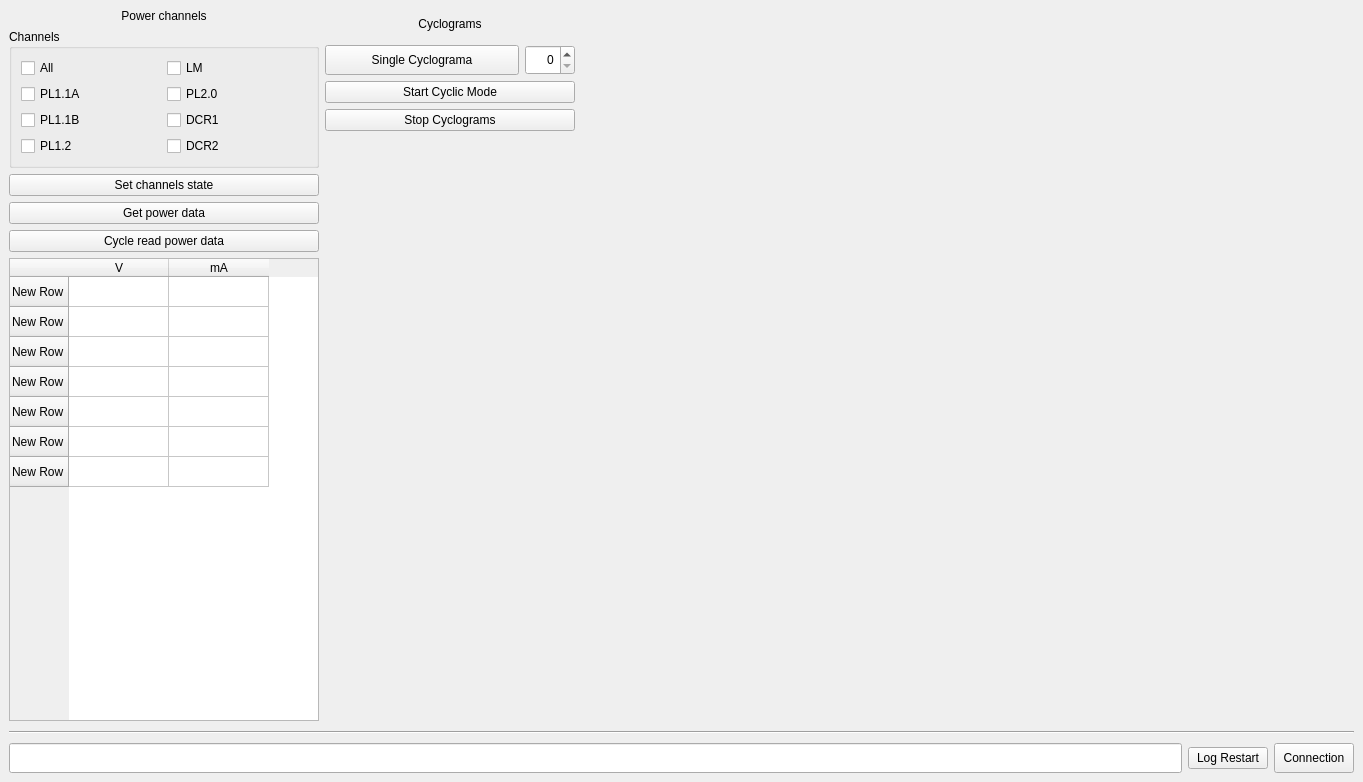
a-styuf/lm_debug_client, file main_win.ui: the form before one commit.
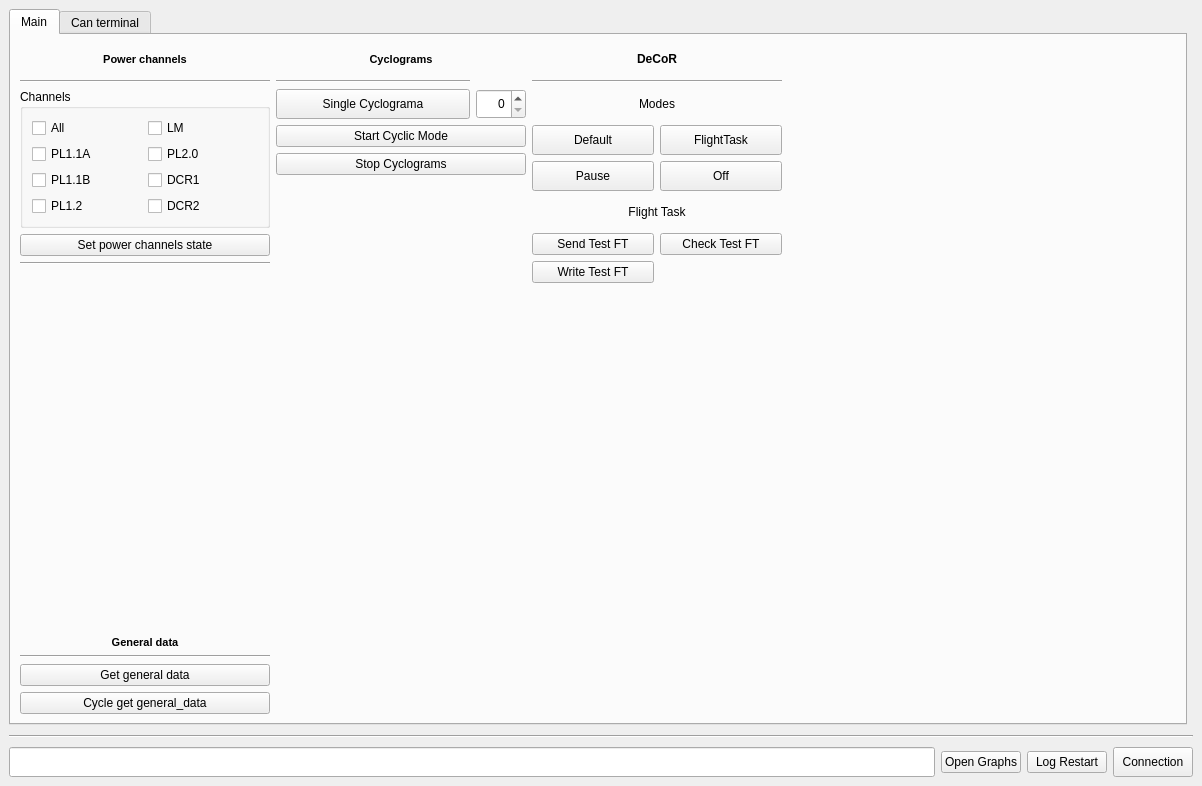
The form after the commit.

```diff
--- a/main_win.ui
+++ b/main_win.ui
@@ -6,8 +6,8 @@
    <rect>
     <x>0</x>
     <y>0</y>
-    <width>1363</width>
-    <height>782</height>
+    <width>1202</width>
+    <height>786</height>
    </rect>
   </property>
   <property name="windowTitle">
@@ -15,7 +15,26 @@
   </property>
   <widget class="QWidget" name="centralwidget">
    <layout class="QGridLayout" name="gridLayout_2">
-    <item row="2" column="1" colspan="3">
+    <item row="1" column="1" colspan="2">
+     <widget class="Line" name="line">
+      <property name="sizePolicy">
+       <sizepolicy hsizetype="MinimumExpanding" vsizetype="Fixed">
+        <horstretch>0</horstretch>
+        <verstretch>0</verstretch>
+       </sizepolicy>
+      </property>
+      <property name="minimumSize">
+       <size>
+        <width>0</width>
+        <height>10</height>
+       </size>
+      </property>
+      <property name="orientation">
+       <enum>Qt::Horizontal</enum>
+      </property>
+     </widget>
+    </item>
+    <item row="2" column="1" colspan="2">
      <layout class="QHBoxLayout" name="horizontalLayout">
       <item>
        <widget class="QLineEdit" name="statusLEdit">
@@ -33,6 +52,13 @@
         </property>
        </widget>
       </item>
+      <item>
+       <widget class="QPushButton" name="openGraphPButton">
+        <property name="text">
+         <string>Open Graphs</string>
+        </property>
+       </widget>
+      </item>
       <item>
        <widget class="QPushButton" name="logRestartPButt">
         <property name="text">
@@ -55,26 +81,17 @@
       </item>
      </layout>
     </item>
-    <item row="1" column="1" colspan="3">
-     <widget class="Line" name="line">
-      <property name="sizePolicy">
-       <sizepolicy hsizetype="MinimumExpanding" vsizetype="Fixed">
-        <horstretch>0</horstretch>
-        <verstretch>0</verstretch>
-       </sizepolicy>
-      </property>
-      <property name="minimumSize">
-       <size>
-        <width>0</width>
-        <height>10</height>
-       </size>
-      </property>
-      <property name="orientation">
-       <enum>Qt::Horizontal</enum>
-      </property>
-     </widget>
-    </item>
     <item row="0" column="1">
+     <widget class="QTabWidget" name="tabWidget">
+      <property name="currentIndex">
+       <number>0</number>
+      </property>
+      <widget class="QWidget" name="mainTab">
+       <attribute name="title">
+        <string>Main</string>
+       </attribute>
+       <layout class="QHBoxLayout" name="horizontalLayout_2">
+        <item>
      <layout class="QVBoxLayout" name="verticalLayout">
       <item>
        <widget class="QLabel" name="label">
@@ -84,6 +101,19 @@
           <verstretch>0</verstretch>
          </sizepolicy>
         </property>
+            <property name="minimumSize">
+             <size>
+              <width>0</width>
+              <height>30</height>
+             </size>
+            </property>
+            <property name="font">
+             <font>
+              <pointsize>8</pointsize>
+              <weight>75</weight>
+              <bold>true</bold>
+             </font>
+            </property>
         <property name="text">
          <string>Power channels</string>
         </property>
@@ -92,6 +122,13 @@
         </property>
        </widget>
       </item>
+          <item>
+           <widget class="Line" name="line_4">
+            <property name="orientation">
+             <enum>Qt::Horizontal</enum>
+            </property>
+           </widget>
+          </item>
       <item>
        <widget class="QGroupBox" name="channelGrBox">
         <property name="sizePolicy">
@@ -100,6 +137,12 @@
           <verstretch>0</verstretch>
          </sizepolicy>
         </property>
+            <property name="minimumSize">
+             <size>
+              <width>250</width>
+              <height>0</height>
+             </size>
+            </property>
         <property name="title">
          <string>Channels</string>
         </property>
@@ -172,128 +215,86 @@
          </sizepolicy>
         </property>
         <property name="text">
-         <string>Set channels state</string>
+             <string>Set power channels state</string>
         </property>
        </widget>
       </item>
       <item>
-       <widget class="QPushButton" name="pwrDataGetPButton">
-        <property name="sizePolicy">
-         <sizepolicy hsizetype="Minimum" vsizetype="Fixed">
-          <horstretch>0</horstretch>
-          <verstretch>0</verstretch>
-         </sizepolicy>
-        </property>
-        <property name="text">
-         <string>Get power data</string>
-        </property>
-       </widget>
-      </item>
-      <item>
-       <widget class="QPushButton" name="cycleReadPWRDataPButton">
-        <property name="text">
-         <string>Cycle read power data</string>
-        </property>
-       </widget>
-      </item>
-      <item>
-       <widget class="QTableWidget" name="pwrDataTWidget">
-        <property name="sizePolicy">
-         <sizepolicy hsizetype="Minimum" vsizetype="MinimumExpanding">
-          <horstretch>0</horstretch>
-          <verstretch>0</verstretch>
-         </sizepolicy>
-        </property>
-        <property name="minimumSize">
-         <size>
-          <width>310</width>
-          <height>0</height>
-         </size>
-        </property>
-        <property name="maximumSize">
-         <size>
-          <width>9999</width>
-          <height>9999</height>
-         </size>
-        </property>
-        <property name="horizontalScrollBarPolicy">
-         <enum>Qt::ScrollBarAlwaysOff</enum>
-        </property>
-        <attribute name="horizontalHeaderDefaultSectionSize">
-         <number>100</number>
-        </attribute>
-        <row>
-         <property name="text">
-          <string>New Row</string>
-         </property>
-        </row>
-        <row>
-         <property name="text">
-          <string>New Row</string>
-         </property>
-        </row>
-        <row>
-         <property name="text">
-          <string>New Row</string>
-         </property>
-        </row>
-        <row>
-         <property name="text">
-          <string>New Row</string>
-         </property>
-        </row>
-        <row>
-         <property name="text">
-          <string>New Row</string>
-         </property>
-        </row>
-        <row>
-         <property name="text">
-          <string>New Row</string>
-         </property>
-        </row>
-        <row>
-         <property name="text">
-          <string>New Row</string>
-         </property>
-        </row>
-        <column>
-         <property name="text">
-          <string>V</string>
-         </property>
-        </column>
-        <column>
-         <property name="text">
-          <string>mA</string>
-         </property>
-        </column>
-       </widget>
-      </item>
-     </layout>
-    </item>
-    <item row="0" column="3">
-     <spacer name="horizontalSpacer">
+           <widget class="Line" name="line_2">
       <property name="orientation">
        <enum>Qt::Horizontal</enum>
+            </property>
+           </widget>
+          </item>
+          <item>
+           <spacer name="verticalSpacer_2">
+            <property name="orientation">
+             <enum>Qt::Vertical</enum>
       </property>
       <property name="sizeHint" stdset="0">
        <size>
-        <width>921</width>
-        <height>20</height>
+              <width>20</width>
+              <height>40</height>
        </size>
       </property>
      </spacer>
     </item>
-    <item row="0" column="2">
+          <item>
+           <widget class="QLabel" name="label_3">
+            <property name="font">
+             <font>
+              <pointsize>8</pointsize>
+              <weight>75</weight>
+              <bold>true</bold>
+             </font>
+            </property>
+            <property name="text">
+             <string>General data</string>
+            </property>
+            <property name="alignment">
+             <set>Qt::AlignCenter</set>
+            </property>
+           </widget>
+          </item>
+          <item>
+           <widget class="Line" name="line_6">
+            <property name="orientation">
+             <enum>Qt::Horizontal</enum>
+            </property>
+           </widget>
+          </item>
+          <item>
+           <widget class="QPushButton" name="genDataGetPButton">
+            <property name="sizePolicy">
+             <sizepolicy hsizetype="Minimum" vsizetype="Fixed">
+              <horstretch>0</horstretch>
+              <verstretch>0</verstretch>
+             </sizepolicy>
+            </property>
+            <property name="text">
+             <string>Get general data</string>
+            </property>
+           </widget>
+          </item>
+          <item>
+           <widget class="QPushButton" name="cycleReadGenDataPButton">
+            <property name="text">
+             <string>Cycle get general_data</string>
+            </property>
+           </widget>
+          </item>
+         </layout>
+        </item>
+        <item>
      <layout class="QGridLayout" name="gridLayout_3">
-      <item row="3" column="0" colspan="3">
+          <item row="4" column="0" colspan="3">
        <widget class="QPushButton" name="stopCyclsPButton">
         <property name="text">
          <string>Stop Cyclograms</string>
         </property>
        </widget>
       </item>
-      <item row="4" column="0" colspan="3">
+          <item row="5" column="0" colspan="3">
        <spacer name="verticalSpacer">
         <property name="orientation">
          <enum>Qt::Vertical</enum>
@@ -306,7 +307,7 @@
         </property>
        </spacer>
       </item>
-      <item row="1" column="0">
+          <item row="2" column="0">
        <widget class="QPushButton" name="singleCyclPButton">
         <property name="sizePolicy">
          <sizepolicy hsizetype="Expanding" vsizetype="Minimum">
@@ -325,14 +326,14 @@
         </property>
        </widget>
       </item>
-      <item row="2" column="0" colspan="3">
+          <item row="3" column="0" colspan="3">
        <widget class="QPushButton" name="startCyclsPButton">
         <property name="text">
          <string>Start Cyclic Mode</string>
         </property>
        </widget>
       </item>
-      <item row="1" column="1" colspan="2">
+          <item row="2" column="1" colspan="2">
        <widget class="QSpinBox" name="singleCyclSBox">
         <property name="minimumSize">
          <size>
@@ -348,7 +349,7 @@
       <item row="0" column="0" colspan="3">
        <widget class="QLabel" name="label_2">
         <property name="sizePolicy">
-         <sizepolicy hsizetype="Expanding" vsizetype="Preferred">
+             <sizepolicy hsizetype="Minimum" vsizetype="Preferred">
           <horstretch>0</horstretch>
           <verstretch>0</verstretch>
          </sizepolicy>
@@ -359,6 +360,13 @@
           <height>30</height>
          </size>
         </property>
+            <property name="font">
+             <font>
+              <pointsize>8</pointsize>
+              <weight>75</weight>
+              <bold>true</bold>
+             </font>
+            </property>
         <property name="text">
          <string>Cyclograms</string>
         </property>
@@ -367,7 +375,187 @@
         </property>
        </widget>
       </item>
-     </layout>
+          <item row="1" column="0">
+           <widget class="Line" name="line_5">
+            <property name="orientation">
+             <enum>Qt::Horizontal</enum>
+            </property>
+           </widget>
+          </item>
+         </layout>
+        </item>
+        <item>
+         <layout class="QGridLayout" name="gridLayout_4">
+          <item row="0" column="0" colspan="2">
+           <widget class="QLabel" name="DecorLabel">
+            <property name="minimumSize">
+             <size>
+              <width>250</width>
+              <height>30</height>
+             </size>
+            </property>
+            <property name="font">
+             <font>
+              <weight>75</weight>
+              <bold>true</bold>
+             </font>
+            </property>
+            <property name="text">
+             <string>DeCoR</string>
+            </property>
+            <property name="alignment">
+             <set>Qt::AlignCenter</set>
+            </property>
+           </widget>
+          </item>
+          <item row="3" column="0">
+           <widget class="QPushButton" name="DCRModeDefaultPButton">
+            <property name="minimumSize">
+             <size>
+              <width>120</width>
+              <height>30</height>
+             </size>
+            </property>
+            <property name="text">
+             <string>Default</string>
+            </property>
+           </widget>
+          </item>
+          <item row="5" column="1">
+           <widget class="QPushButton" name="DCRModeOffPButton">
+            <property name="minimumSize">
+             <size>
+              <width>120</width>
+              <height>30</height>
+             </size>
+            </property>
+            <property name="text">
+             <string>Off</string>
+            </property>
+           </widget>
+          </item>
+          <item row="3" column="1">
+           <widget class="QPushButton" name="DCRModeFlightTaskPButton">
+            <property name="minimumSize">
+             <size>
+              <width>120</width>
+              <height>30</height>
+             </size>
+            </property>
+            <property name="text">
+             <string>FlightTask</string>
+            </property>
+           </widget>
+          </item>
+          <item row="10" column="0" colspan="2">
+           <spacer name="verticalSpacer_3">
+            <property name="orientation">
+             <enum>Qt::Vertical</enum>
+            </property>
+            <property name="sizeHint" stdset="0">
+             <size>
+              <width>20</width>
+              <height>40</height>
+             </size>
+            </property>
+           </spacer>
+          </item>
+          <item row="5" column="0">
+           <widget class="QPushButton" name="DCRModePausePButton">
+            <property name="minimumSize">
+             <size>
+              <width>120</width>
+              <height>30</height>
+             </size>
+            </property>
+            <property name="text">
+             <string>Pause</string>
+            </property>
+           </widget>
+          </item>
+          <item row="7" column="0" colspan="2">
+           <widget class="QLabel" name="label_4">
+            <property name="minimumSize">
+             <size>
+              <width>0</width>
+              <height>30</height>
+             </size>
+            </property>
+            <property name="text">
+             <string>Flight Task</string>
+            </property>
+            <property name="alignment">
+             <set>Qt::AlignCenter</set>
+            </property>
+           </widget>
+          </item>
+          <item row="8" column="0">
+           <widget class="QPushButton" name="sendFlTaskPButton">
+            <property name="text">
+             <string>Send Test FT</string>
+            </property>
+           </widget>
+          </item>
+          <item row="8" column="1">
+           <widget class="QPushButton" name="checkFlTaskPButton">
+            <property name="text">
+             <string>Check Test FT</string>
+            </property>
+           </widget>
+          </item>
+          <item row="2" column="0" colspan="2">
+           <widget class="QLabel" name="label_5">
+            <property name="minimumSize">
+             <size>
+              <width>0</width>
+              <height>30</height>
+             </size>
+            </property>
+            <property name="text">
+             <string>Modes</string>
+            </property>
+            <property name="alignment">
+             <set>Qt::AlignCenter</set>
+            </property>
+           </widget>
+          </item>
+          <item row="1" column="0" colspan="2">
+           <widget class="Line" name="line_3">
+            <property name="orientation">
+             <enum>Qt::Horizontal</enum>
+            </property>
+           </widget>
+          </item>
+          <item row="9" column="0">
+           <widget class="QPushButton" name="writeFlTaskPButton">
+            <property name="text">
+             <string>Write Test FT</string>
+            </property>
+           </widget>
+          </item>
+         </layout>
+        </item>
+        <item>
+         <spacer name="horizontalSpacer">
+          <property name="orientation">
+           <enum>Qt::Horizontal</enum>
+          </property>
+          <property name="sizeHint" stdset="0">
+           <size>
+            <width>921</width>
+            <height>20</height>
+           </size>
+          </property>
+         </spacer>
+        </item>
+       </layout>
+      </widget>
+      <widget class="QWidget" name="canTerminalTab">
+       <attribute name="title">
+        <string>Can terminal</string>
+       </attribute>
+      </widget>
+     </widget>
     </item>
    </layout>
   </widget>
```
Lines whose indentation alone changed are shown as unchanged.
